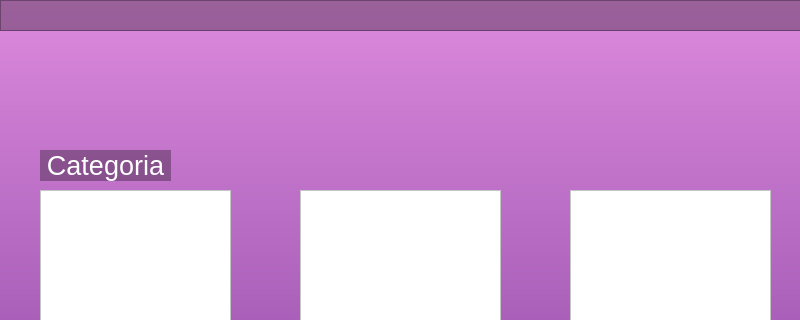
Old version of the form telas/untitled.ui in the repository Alisson-Rodrigo/poo-II; both pictures show x 0 to 800 and y 0 to 320 of the 800 by 600 pixel window.
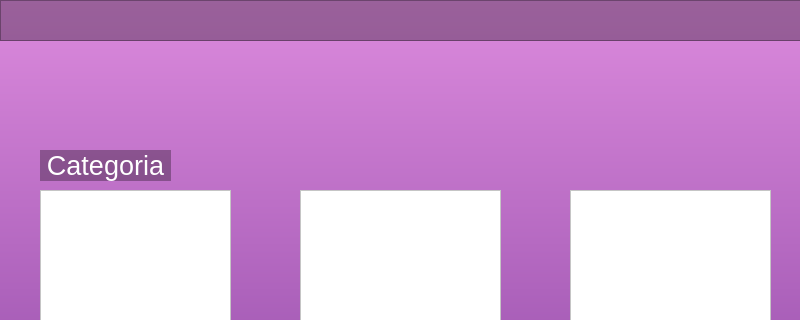
New version of the form.

Diff of the .ui file:
```diff
--- a/telas/untitled.ui
+++ b/telas/untitled.ui
@@ -81,7 +81,7 @@
       <x>0</x>
       <y>0</y>
       <width>801</width>
-      <height>31</height>
+      <height>41</height>
      </rect>
     </property>
     <property name="styleSheet">
```
